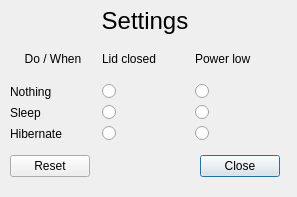
Razor-qt/razor-qt, file razorqt-power/razor-autosuspend/settings_dialog.ui: the form before one commit.
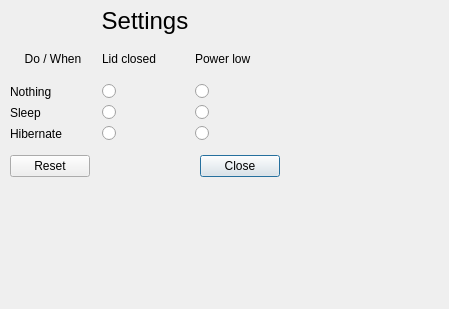
The form after the commit.

The edit to the form file:
```diff
--- a/razorqt-power/razor-autosuspend/settings_dialog.ui
+++ b/razorqt-power/razor-autosuspend/settings_dialog.ui
@@ -6,8 +6,8 @@
    <rect>
     <x>0</x>
     <y>0</y>
-    <width>297</width>
-    <height>197</height>
+    <width>449</width>
+    <height>309</height>
    </rect>
   </property>
   <property name="windowTitle">
```
